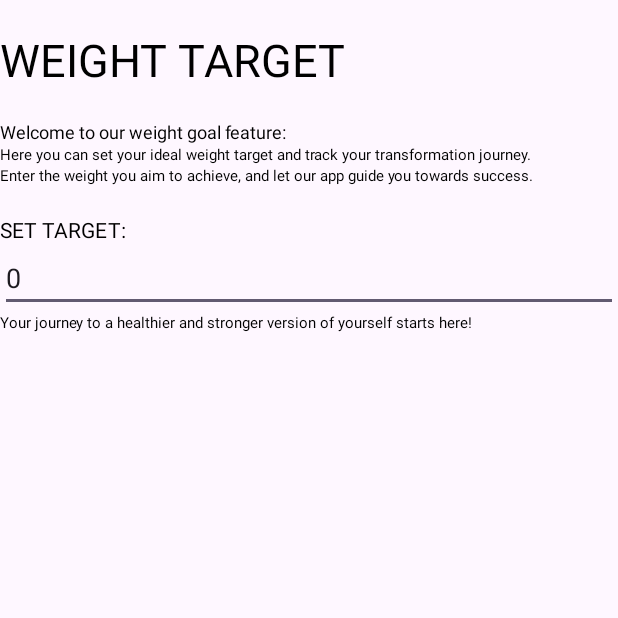
After one commit to CarlosRiggio/Android_Fitness_APP, an Android app: the setTarget screen opened directly, with no data from a screen before it, on a phone screen of 412 x 824 dp, the top half of it. The commit adds this screen. Run offline under Robolectric (Android 15) with nearby library versions, the phone set to English and light mode, and no system bars.

Commit message:
Ho creato il comando per aggiungere il weight target e poterlo salvare in una variabile denominata targetValue. Il lavoro non è ancora finito perchè devo migliorare il layout XML e perfezionare ancora qualche cosa

```diff
--- a/app/src/main/AndroidManifest.xml
+++ b/app/src/main/AndroidManifest.xml
@@ -13,6 +13,12 @@
         android:theme="@style/Theme.Fitness"
         tools:targetApi="31">
         <activity
+            android:name=".setTarget2"
+            android:exported="false" />
+        <activity
+            android:name=".setTarget"
+            android:exported="false" />
+        <activity
             android:name=".MainActivity"
             android:exported="true">
             <intent-filter>
--- a/app/src/main/java/fitness/com/MainActivity.java
+++ b/app/src/main/java/fitness/com/MainActivity.java
@@ -2,13 +2,32 @@ package fitness.com;
 
 import androidx.appcompat.app.AppCompatActivity;
 
+import android.content.Intent;
 import android.os.Bundle;
+import android.view.View;
+import android.widget.Button;
 
 public class MainActivity extends AppCompatActivity {
+    private Button button9; //Target button
 
     @Override
     protected void onCreate(Bundle savedInstanceState) {
         super.onCreate(savedInstanceState);
         setContentView(R.layout.activity_main);
+
+        button9 = (Button) findViewById(R.id.button9); //Target button
+        button9.setOnClickListener(new View.OnClickListener()
+        {
+            @Override
+            public void onClick(View view) {
+                openSetTarget();
+            }
+        });
     }
+
+    public void openSetTarget() { //Target button
+        Intent intent = new Intent(this, setTarget.class);
+        startActivity(intent);
+    }
+
 }
--- /dev/null
+++ b/app/src/main/java/fitness/com/setTarget.java
@@ -0,0 +1,66 @@
+package fitness.com;
+
+import androidx.appcompat.app.AppCompatActivity;
+
+import android.annotation.SuppressLint;
+import android.content.SharedPreferences;
+import android.os.Bundle;
+import android.view.KeyEvent;
+import android.view.View;
+import android.view.inputmethod.EditorInfo;
+import android.widget.EditText;
+import android.widget.TextView;
+import android.widget.Toast;
+
+public class setTarget extends AppCompatActivity {
+
+    private static final String KEY_TARGET_VALUE = "targetValue";
+    private EditText editTextTarget;
+    private int targetValue;
+
+    @Override
+    protected void onCreate(Bundle savedInstanceState) {
+        super.onCreate(savedInstanceState);
+        setContentView(R.layout.activity_set_target);
+
+        editTextTarget = (EditText) findViewById(R.id.editTextTarget);
+
+        // Load the saved target value from SharedPreferences
+        SharedPreferences sharedPreferences = getSharedPreferences("myPrefs", MODE_PRIVATE);
+        targetValue = sharedPreferences.getInt(KEY_TARGET_VALUE, 0);
+        editTextTarget.setText(String.valueOf(targetValue));
+
+        // Add an onEditorAction listener to the EditText
+        editTextTarget.setOnEditorActionListener(new TextView.OnEditorActionListener() {
+            @Override
+            public boolean onEditorAction(TextView v, int actionId, KeyEvent event) {
+                if (actionId == EditorInfo.IME_ACTION_DONE) {
+                    // Save the target value to SharedPreferences
+                    SharedPreferences sharedPreferences = getSharedPreferences("myPrefs", MODE_PRIVATE);
+                    SharedPreferences.Editor editor = sharedPreferences.edit();
+                    editor.putInt(KEY_TARGET_VALUE, Integer.parseInt(editTextTarget.getText().toString()));
+                    editor.apply();
+
+                    // Show a toast message
+                    Toast.makeText(setTarget.this, "Target set to " + targetValue, Toast.LENGTH_SHORT).show();
+
+                    return true;
+                }
+                return false;
+            }
+        });
+    }
+
+    public void setTargetValue(View view) {
+        targetValue = Integer.parseInt(editTextTarget.getText().toString());
+
+        // Save the target value to SharedPreferences
+        SharedPreferences sharedPreferences = getSharedPreferences("myPrefs", MODE_PRIVATE);
+        SharedPreferences.Editor editor = sharedPreferences.edit();
+        editor.putInt(KEY_TARGET_VALUE, targetValue);
+        editor.apply();
+
+        Toast.makeText(this, "Target set to " + targetValue, Toast.LENGTH_SHORT).show();
+    }
+
+}
--- a/app/src/main/res/layout/activity_main.xml
+++ b/app/src/main/res/layout/activity_main.xml
@@ -139,7 +139,8 @@
         android:layout_marginTop="596dp"
         android:text="@string/target_weight_button"
         app:layout_constraintStart_toEndOf="@+id/button8"
-        app:layout_constraintTop_toTopOf="parent" />
+        app:layout_constraintTop_toTopOf="parent"
+        />
 
     <TextView
         android:id="@+id/textView"
--- /dev/null
+++ b/app/src/main/res/layout/activity_set_target.xml
@@ -0,0 +1,78 @@
+<?xml version="1.0" encoding="utf-8"?>
+<LinearLayout xmlns:android="http://schemas.android.com/apk/res/android"
+    xmlns:app="http://schemas.android.com/apk/res-auto"
+    xmlns:tools="http://schemas.android.com/tools"
+    android:layout_width="match_parent"
+    android:layout_height="match_parent"
+    android:orientation="vertical"
+    tools:context=".setTarget">
+
+    <TextView
+        android:layout_width="wrap_content"
+        android:layout_height="wrap_content"
+        android:layout_marginStart="16dp"
+        android:layout_marginEnd="16dp" />
+
+    <TextView
+        android:layout_width="wrap_content"
+        android:layout_height="wrap_content"
+        android:text="WEIGHT TARGET"
+        android:textColor="@color/design_default_color_on_secondary"
+        android:textSize="30sp" />
+
+    <TextView
+        android:layout_width="wrap_content"
+        android:layout_height="wrap_content"
+        android:layout_marginStart="16dp"
+        android:layout_marginEnd="16dp" />
+
+    <TextView
+        android:layout_width="wrap_content"
+        android:layout_height="wrap_content"
+        android:text="Welcome to our weight goal feature: "
+        android:textColor="@color/design_default_color_on_secondary"
+        android:textSize="12sp" />
+
+    <TextView
+        android:layout_width="wrap_content"
+        android:layout_height="wrap_content"
+        android:text="Here you can set your ideal weight target and track your transformation journey. "
+        android:textColor="@color/design_default_color_on_secondary"
+        android:textSize="10sp" />
+
+    <TextView
+        android:layout_width="wrap_content"
+        android:layout_height="wrap_content"
+        android:text="Enter the weight you aim to achieve, and let our app guide you towards success."
+        android:textColor="@color/design_default_color_on_secondary"
+        android:textSize="10sp" />
+
+
+    <TextView
+        android:layout_width="wrap_content"
+        android:layout_height="wrap_content"
+        android:layout_marginStart="16dp"
+        android:layout_marginEnd="16dp" />
+
+    <TextView
+        android:layout_width="wrap_content"
+        android:layout_height="wrap_content"
+        android:text="SET TARGET:"
+        android:textColor="@color/design_default_color_on_secondary"
+        android:textSize="14sp" />
+
+    <EditText
+        android:id="@+id/editTextTarget"
+        android:layout_width="match_parent"
+        android:layout_height="wrap_content"
+        android:hint="Insert target"
+        android:inputType="numberDecimal" />
+
+    <TextView
+        android:layout_width="wrap_content"
+        android:layout_height="wrap_content"
+        android:text="Your journey to a healthier and stronger version of yourself starts here!"
+        android:textColor="@color/design_default_color_on_secondary"
+        android:textSize="10sp" />
+
+</LinearLayout>
```
